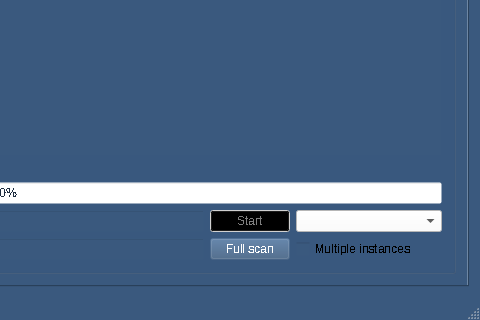
Old version of the form mainwindow.ui in the repository One0f4K1nd/Launchpad; both pictures show x 464 to 944 and y 182 to 502 of the 944 by 502 pixel window.
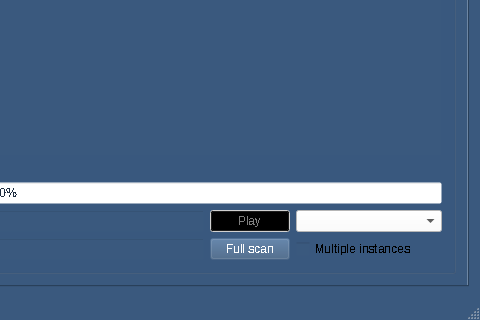
New version of the form. Icons and pictures are not drawn.

```diff
--- a/mainwindow.ui
+++ b/mainwindow.ui
@@ -1782,7 +1782,7 @@
                   </palette>
                  </property>
                  <property name="text">
-                  <string>Start</string>
+                  <string>Play</string>
                  </property>
                  <property name="icon">
                   <iconset resource="rsources.qrc">
```
